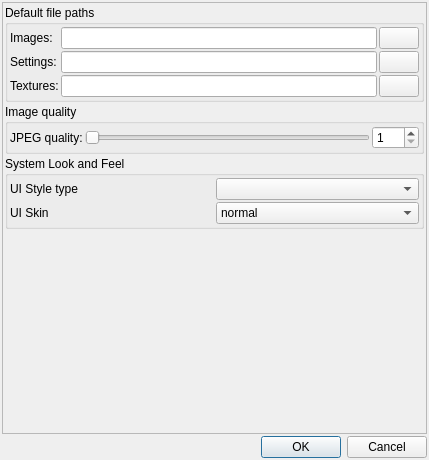
Above: mandelbulber2/qt/preferencesdialog.ui from buddhi1980/mandelbulber2 before the change. Below: the same form after it.
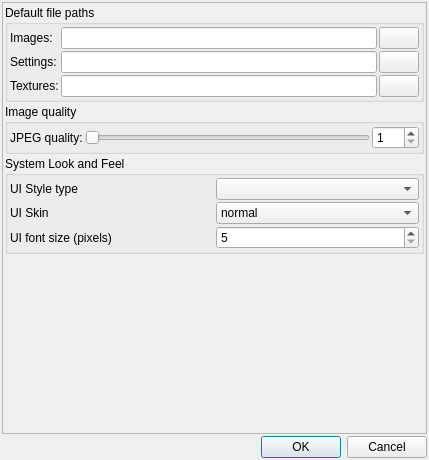
That is the form after the change. Icons and pictures are not drawn. Custom widgets are drawn as their Qt base class.

Commit message: Added possibility to change UI font size Changed vertival size policy to "Maximum" for most of ui widgets

Diff of the .ui file:
```diff
--- a/mandelbulber2/qt/preferencesdialog.ui
+++ b/mandelbulber2/qt/preferencesdialog.ui
@@ -40,7 +40,7 @@
         <x>0</x>
         <y>0</y>
         <width>423</width>
-        <height>425</height>
+        <height>431</height>
        </rect>
       </property>
       <layout class="QVBoxLayout" name="verticalLayout_2">
@@ -285,6 +285,23 @@
               </item>
              </widget>
             </item>
+            <item row="2" column="0">
+             <widget class="QLabel" name="label_7">
+              <property name="text">
+               <string>UI font size (pixels)</string>
+              </property>
+             </widget>
+            </item>
+            <item row="2" column="1">
+             <widget class="MySpinBox" name="spinboxInt_ui_font_size">
+              <property name="minimum">
+               <number>5</number>
+              </property>
+              <property name="maximum">
+               <number>50</number>
+              </property>
+             </widget>
+            </item>
            </layout>
           </item>
          </layout>
```
The commit also changes 4 other files.
